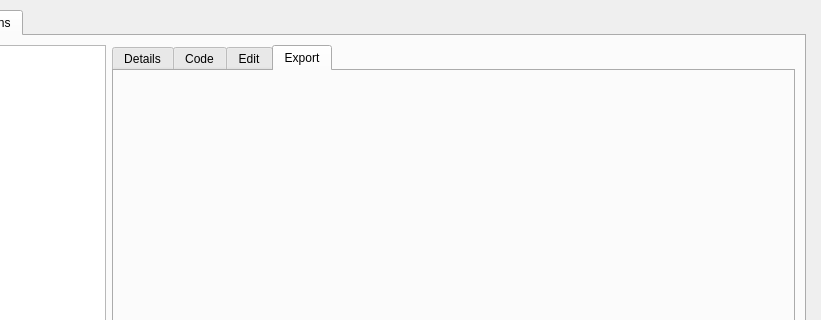
Above: Editor/Dialogs/dialogscripts.ui from RPG-Paper-Maker/RPG-Paper-Maker before the change; both pictures show x 120 to 941 and y 0 to 320 of the 941 by 551 pixel window. Below: the same form after it.
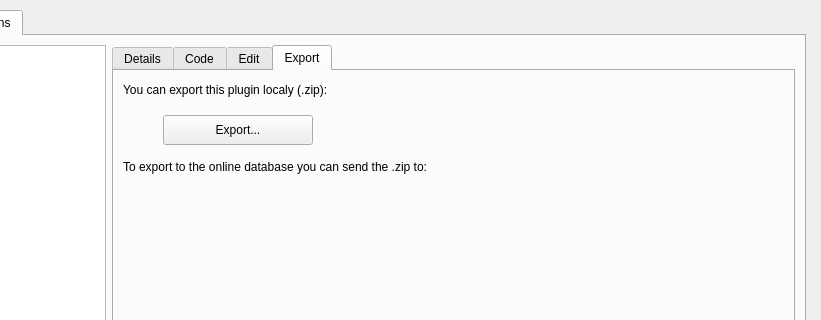
That is the form after the change. The open tabs and pages were chosen to show the change. Custom widgets are drawn as their Qt base class.

Commit message: [WIP] Plugins manager: export tab

Diff of the .ui file:
```diff
--- a/Editor/Dialogs/dialogscripts.ui
+++ b/Editor/Dialogs/dialogscripts.ui
@@ -357,6 +357,120 @@
               <attribute name="title">
                <string>Export</string>
               </attribute>
+              <layout class="QGridLayout" name="gridLayout_11">
+               <item row="0" column="0">
+                <layout class="QVBoxLayout" name="verticalLayout_3" stretch="0,0,0,1">
+                 <property name="spacing">
+                  <number>15</number>
+                 </property>
+                 <item>
+                  <layout class="QHBoxLayout" name="horizontalLayout_5">
+                   <item>
+                    <widget class="QLabel" name="labelExport1">
+                     <property name="text">
+                      <string>You can export this plugin localy (.zip):</string>
+                     </property>
+                     <property name="textFormat">
+                      <enum>Qt::RichText</enum>
+                     </property>
+                    </widget>
+                   </item>
+                   <item>
+                    <spacer name="horizontalSpacer_3">
+                     <property name="orientation">
+                      <enum>Qt::Horizontal</enum>
+                     </property>
+                     <property name="sizeHint" stdset="0">
+                      <size>
+                       <width>248</width>
+                       <height>20</height>
+                      </size>
+                     </property>
+                    </spacer>
+                   </item>
+                  </layout>
+                 </item>
+                 <item>
+                  <layout class="QHBoxLayout" name="horizontalLayout_6" stretch="0,0,1">
+                   <item>
+                    <spacer name="horizontalSpacer_4">
+                     <property name="orientation">
+                      <enum>Qt::Horizontal</enum>
+                     </property>
+                     <property name="sizeHint" stdset="0">
+                      <size>
+                       <width>40</width>
+                       <height>20</height>
+                      </size>
+                     </property>
+                    </spacer>
+                   </item>
+                   <item>
+                    <widget class="QPushButton" name="pushButtonExport">
+                     <property name="minimumSize">
+                      <size>
+                       <width>150</width>
+                       <height>30</height>
+                      </size>
+                     </property>
+                     <property name="maximumSize">
+                      <size>
+                       <width>150</width>
+                       <height>30</height>
+                      </size>
+                     </property>
+                     <property name="text">
+                      <string>Export...</string>
+                     </property>
+                    </widget>
+                   </item>
+                   <item>
+                    <spacer name="horizontalSpacer_5">
+                     <property name="orientation">
+                      <enum>Qt::Horizontal</enum>
+                     </property>
+                     <property name="sizeHint" stdset="0">
+                      <size>
+                       <width>40</width>
+                       <height>20</height>
+                      </size>
+                     </property>
+                    </spacer>
+                   </item>
+                  </layout>
+                 </item>
+                 <item>
+                  <widget class="QLabel" name="labelExport2">
+                   <property name="text">
+                    <string>To export to the online database you can send the .zip to:</string>
+                   </property>
+                   <property name="textFormat">
+                    <enum>Qt::RichText</enum>
+                   </property>
+                   <property name="wordWrap">
+                    <bool>true</bool>
+                   </property>
+                   <property name="openExternalLinks">
+                    <bool>true</bool>
+                   </property>
+                  </widget>
+                 </item>
+                 <item>
+                  <spacer name="verticalSpacer_2">
+                   <property name="orientation">
+                    <enum>Qt::Vertical</enum>
+                   </property>
+                   <property name="sizeHint" stdset="0">
+                    <size>
+                     <width>608</width>
+                     <height>40</height>
+                    </size>
+                   </property>
+                  </spacer>
+                 </item>
+                </layout>
+               </item>
+              </layout>
              </widget>
             </widget>
            </item>
```
Left out of the diff: 8 changed lines with no effect on the pictures. The commit also changes 46 other files.
